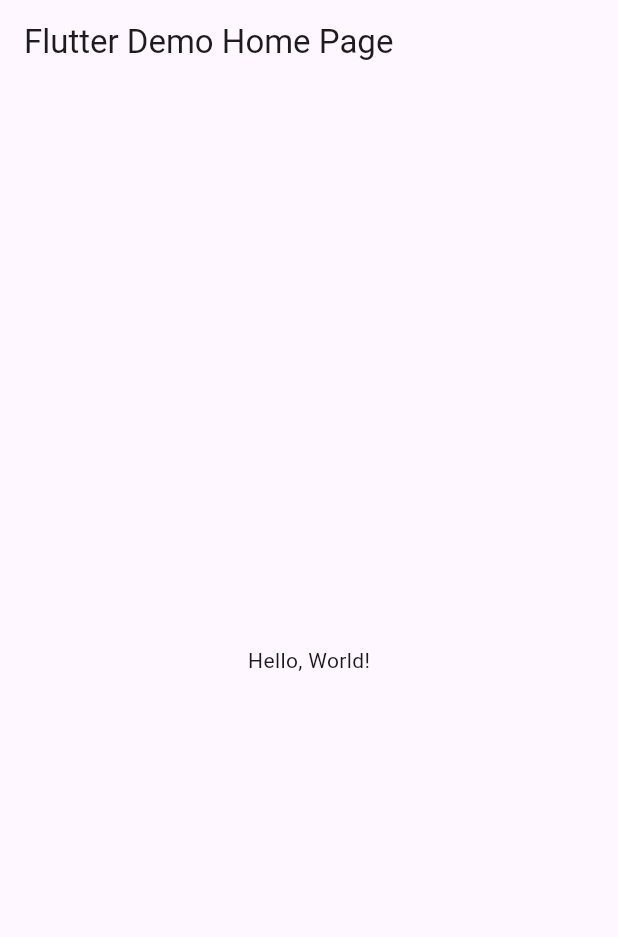
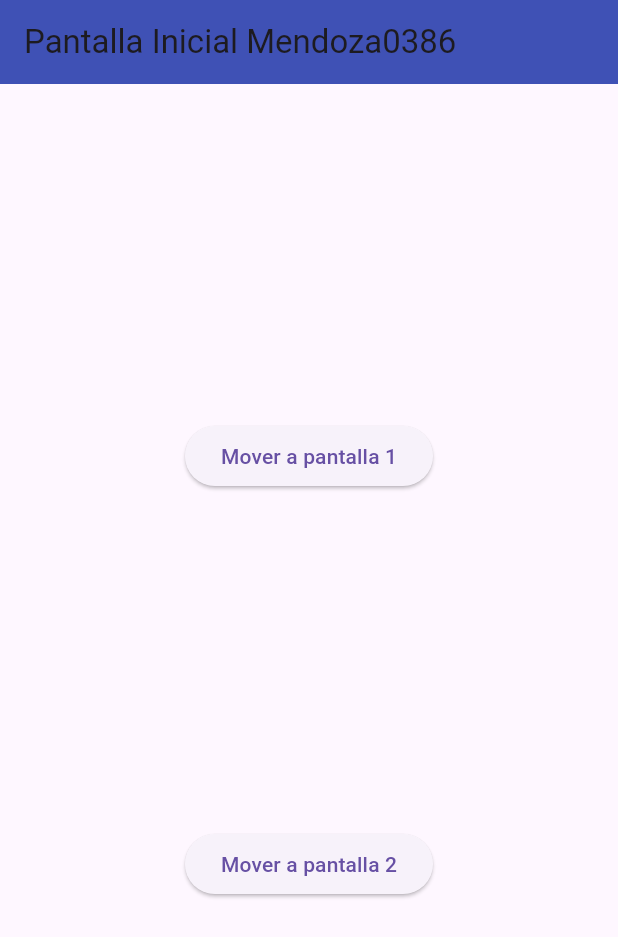
Before and after one commit to MendozaSS128/p15-V2-0386, a Flutter app: the screen it shows after launch, on a phone screen of 412 x 824 dp. Shown: the top 937 px of the screen. Run offline on Flutter 3.47's test engine with Material 3 defaults, Android fonts, the phone set to English and light mode, and no system bars.

```diff
--- a/lib/main.dart
+++ b/lib/main.dart
@@ -1,43 +1,23 @@
 import 'package:flutter/material.dart';
+import 'package:mendoza0386/pantalla1_0386.dart';
+import 'package:mendoza0386/pantalla2_0386.dart';
+import 'package:mendoza0386/pantallainicial_0386.dart';
 
-void main() => runApp(MyApp());
+void main() => runApp(MiApp0386());
 
-class MyApp extends StatelessWidget {
-  const MyApp({super.key});
-  // This widget is the root of your application.
+class MiApp0386 extends StatelessWidget {
+  const MiApp0386({Key? key}) : super(key: key);
+
   @override
   Widget build(BuildContext context) {
     return MaterialApp(
-      // Application name
-      title: 'Flutter Hello World',
-      // Application theme data, you can set the colors for the application as
-      // you want
-      theme: ThemeData(
-        // useMaterial3: true,
-        primarySwatch: Colors.blue,
-      ),
-      // A widget which will be started on application startup
-      home: MyHomePage(title: 'Flutter Demo Home Page'),
+      debugShowCheckedModeBanner: false,
+      initialRoute: "/",
+      routes: {
+        "/": (context) => const PantallaInicial_0386(),
+        "/Pantalla1_0386": (context) => const Pantalla1_0386(),
+        "/Pantalla2_0386": (context) => const Pantalla2_0386(),
+      }, //Fin rutas de paginas
     );
-  }
-}
-
-class MyHomePage extends StatelessWidget {
-  final String title;
-  const MyHomePage({super.key, required this.title});
-
-  @override
-  Widget build(BuildContext context) {
-    return Scaffold(
-      appBar: AppBar(
-        // The title text which will be shown on the action bar
-        title: Text(title),
-      ),
-      body: Center(
-        child: Text(
-          'Hello, World!',
-        ),
-      ),
-    );
-  }
-}
+  } //Fin widget
+} //Fin de mi app
--- /dev/null
+++ b/lib/pantallainicial_0386.dart
@@ -0,0 +1,35 @@
+import 'package:flutter/material.dart';
+//PantallaInicial_0386
+
+class PantallaInicial_0386 extends StatelessWidget {
+  const PantallaInicial_0386({Key? key}) : super(key: key);
+
+  @override
+  Widget build(BuildContext context) {
+    return Scaffold(
+      appBar: AppBar(
+        title: Text("Pantalla Inicial Mendoza0386"),
+        backgroundColor: Colors.indigo,
+      ),
+      body: Center(
+        child: Column(
+          mainAxisAlignment: MainAxisAlignment.spaceEvenly,
+          children: [
+            ElevatedButton(
+              onPressed: () {
+                Navigator.pushNamed(context, "/Pantalla1_0386");
+              },
+              child: const Text("Mover a pantalla 1"),
+            ),
+            ElevatedButton(
+              onPressed: () {
+                Navigator.pushNamed(context, "/Pantalla2_0386");
+              },
+              child: const Text("Mover a pantalla 2"),
+            )
+          ], //Niños widget
+        ),
+      ),
+    );
+  } //Fin de widget
+} //Fin PantallaInicial
```
Also changed, not shown: lib/pantalla1_0386.dart (added, +24 -0 lines), lib/pantalla2_0386.dart (added, +25 -0 lines).
